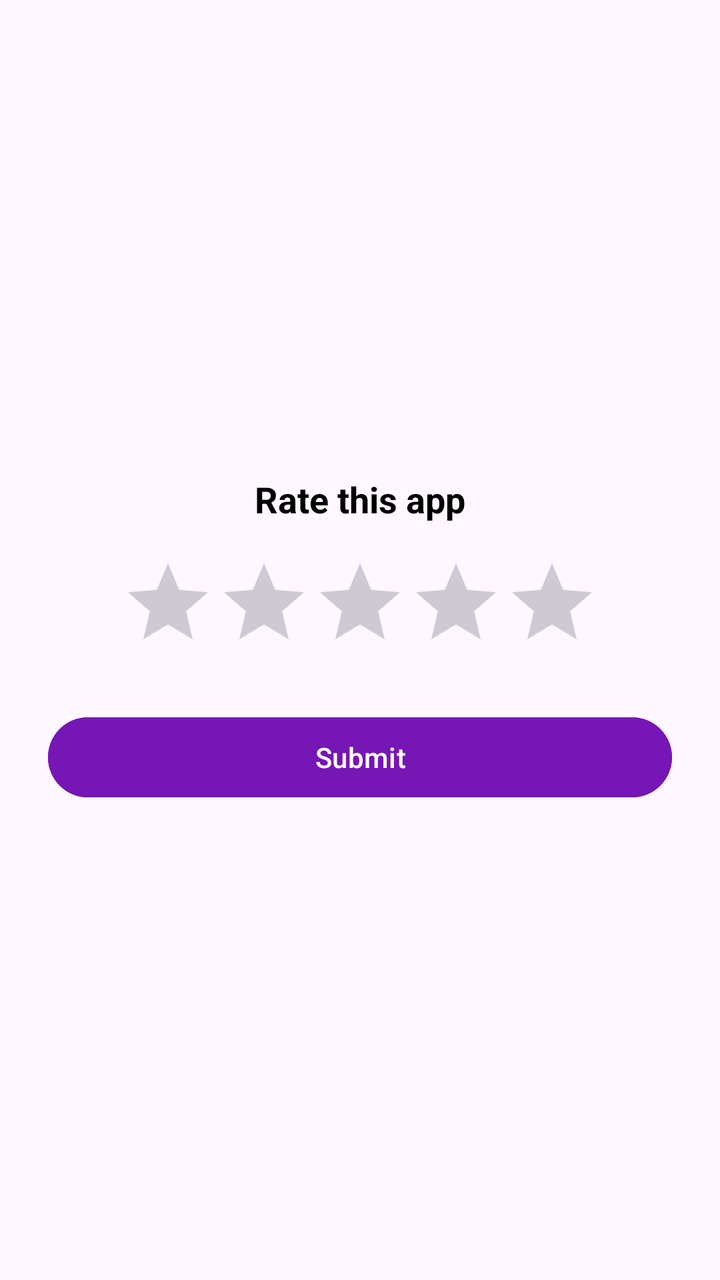
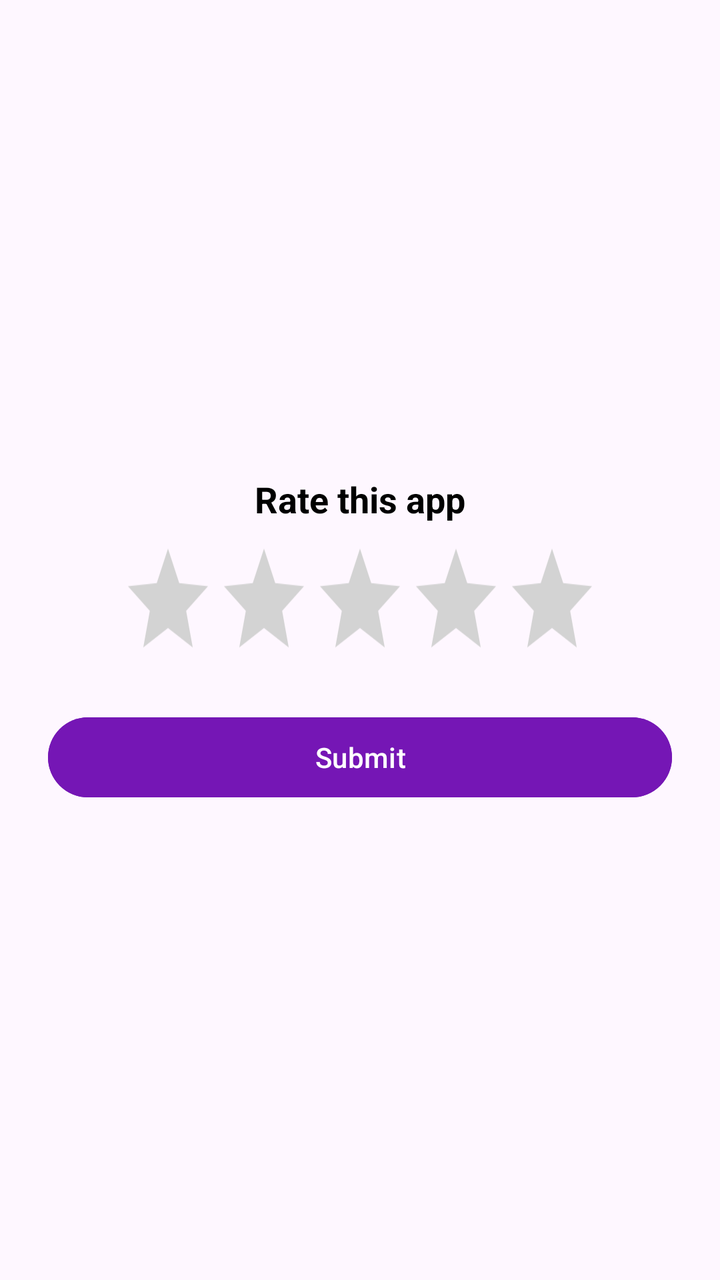

An Android layout rendered at two revisions. The XML below is the earlier revision; the diff shows what the commit changed to produce the second picture.
<!-- AndroidManifest.xml: application theme Theme.Mind2Career -->
<!-- res/layout/dialog_rate.xml -->
<?xml version="1.0" encoding="utf-8"?>
<LinearLayout xmlns:android="http://schemas.android.com/apk/res/android"
    android:layout_width="match_parent"
    android:layout_height="wrap_content"
    android:orientation="vertical"
    android:padding="24dp"
    android:gravity="center">

    <TextView
        android:layout_width="wrap_content"
        android:layout_height="wrap_content"
        android:text="Rate this app"
        android:textSize="18sp"
        android:textStyle="bold"
        android:textColor="#000000"
        android:layout_marginBottom="16dp"/>

    <RatingBar
        android:id="@+id/ratingBar"
        android:layout_width="wrap_content"
        android:layout_height="wrap_content"
        android:numStars="5"
        android:stepSize="1"
        android:rating="0"
        android:layout_marginBottom="20dp"/>

    <Button
        android:id="@+id/btnSubmitRating"
        android:layout_width="match_parent"
        android:layout_height="48dp"
        android:text="Submit"
        android:backgroundTint="@color/button"
        android:textColor="#FFFFFF"/>
</LinearLayout>
<!-- resources referenced by this layout -->
<resources>
  <color name="button">#7516B5</color>
  <style name="Theme.Mind2Career" parent="Base.Theme.Mind2Career" />
  <style name="Base.Theme.Mind2Career" parent="Theme.Material3.DayNight.NoActionBar">
          
          
      </style>
</resources>

<!-- the commit's change to res/layout/dialog_rate.xml (unified diff, before → after) -->
@@ -22,6 +22,11 @@
         android:numStars="5"
         android:stepSize="1"
         android:rating="0"
+        android:isIndicator="false"
+        android:scaleX="1"
+        android:scaleY="1.3"
+        android:progressTint="#FFC107"
+        android:progressBackgroundTint="#D3D3D3"
         android:layout_marginBottom="20dp"/>
 
     <Button
